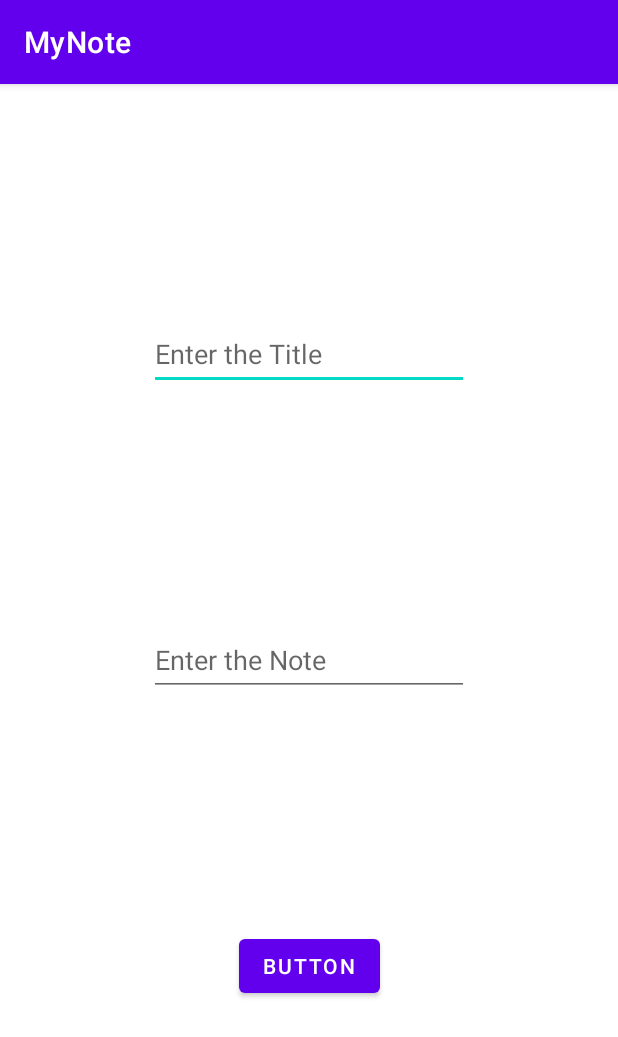
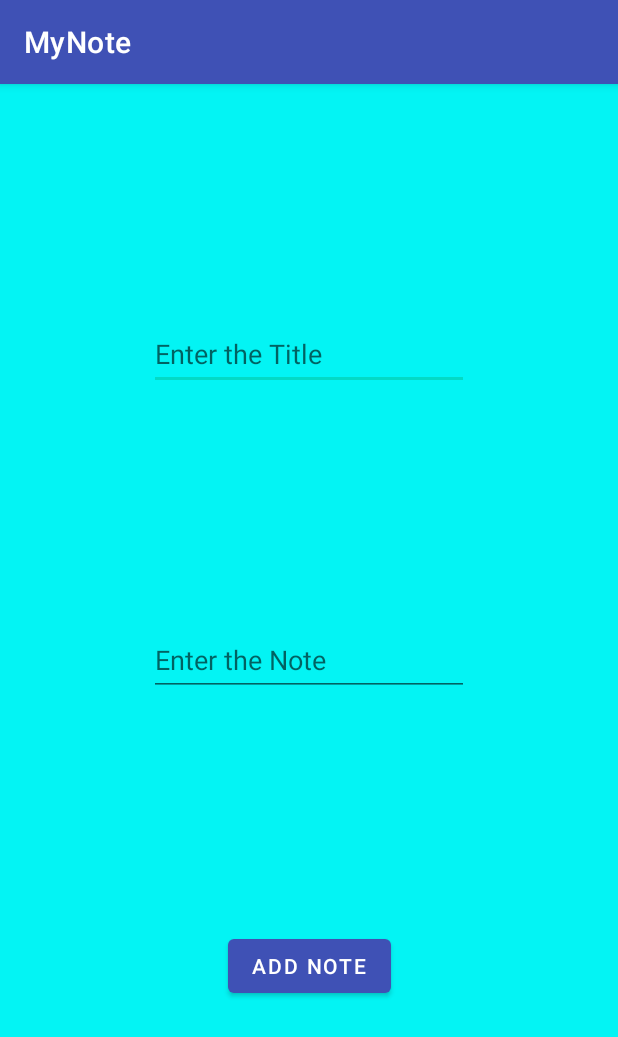
Before and after one commit to BhaskarAcharjee/My-note-Application, an Android app: the screen it shows after launch (DataInsertActivity), after a tap on an icon or button, on a phone screen of 412 x 824 dp. Shown: the top 1037 px of the screen. Run offline under Robolectric (Android 15) with nearby library versions, the phone set to English and light mode, and no system bars; our stand-ins replace Room's generated code.

Commit message:
Updated Ui

```diff
--- a/app/src/main/java/com/bhaskar/mynote/DataInsertActivity.java
+++ b/app/src/main/java/com/bhaskar/mynote/DataInsertActivity.java
@@ -17,6 +17,8 @@ ActivityDataInsertBinding binding;
         binding = ActivityDataInsertBinding.inflate(getLayoutInflater());
         setContentView(binding.getRoot());
 
+        String type=getIntent().getStringExtra("type");
+
         binding.add.setOnClickListener(new View.OnClickListener() {
             @Override
             public void onClick(View view) {
@@ -28,4 +30,10 @@ ActivityDataInsertBinding binding;
             }
         });
     }
+
+    @Override
+    public void onBackPressed() {
+        super.onBackPressed();
+        startActivity(new Intent(DataInsertActivity.this,MainActivity.class));
+    }
 }
--- a/app/src/main/java/com/bhaskar/mynote/RvAdapter.java
+++ b/app/src/main/java/com/bhaskar/mynote/RvAdapter.java
@@ -10,8 +10,6 @@ import androidx.recyclerview.widget.ListAdapter;
 import androidx.recyclerview.widget.RecyclerView;
 
 import com.bhaskar.mynote.databinding.EachRvBinding;
-
-import javax.security.auth.callback.Callback;
 
 public class RvAdapter extends ListAdapter<Note,RvAdapter.ViewHolder> {
 
--- a/app/src/main/java/com/bhaskar/mynote/SpActivity.java
+++ b/app/src/main/java/com/bhaskar/mynote/SpActivity.java
@@ -15,6 +15,7 @@ public class SpActivity extends AppCompatActivity {
     protected void onCreate(Bundle savedInstanceState) {
         super.onCreate(savedInstanceState);
         setContentView(R.layout.activity_sp);
+        getSupportActionBar().hide();
         Handler handler = new Handler();
         handler.postDelayed(new Runnable() {
             @Override
--- a/app/src/main/res/layout/activity_data_insert.xml
+++ b/app/src/main/res/layout/activity_data_insert.xml
@@ -4,6 +4,7 @@
     xmlns:tools="http://schemas.android.com/tools"
     android:layout_width="match_parent"
     android:layout_height="match_parent"
+    android:background="#03F4F4"
     tools:context=".DataInsertActivity">
 
     <EditText
@@ -38,7 +39,7 @@
         android:id="@+id/add"
         android:layout_width="wrap_content"
         android:layout_height="wrap_content"
-        android:text="Button"
+        android:text="Add Note"
         app:layout_constraintBottom_toBottomOf="parent"
         app:layout_constraintEnd_toEndOf="@+id/disp"
         app:layout_constraintStart_toStartOf="@+id/disp"
--- a/app/src/main/res/layout/activity_sp.xml
+++ b/app/src/main/res/layout/activity_sp.xml
@@ -4,15 +4,15 @@
     xmlns:tools="http://schemas.android.com/tools"
     android:layout_width="match_parent"
     android:layout_height="match_parent"
-    android:background="#FFEB3B"
+    android:background="#03D0F4"
     tools:context=".MainActivity">
 
     <TextView
         android:layout_width="wrap_content"
         android:layout_height="wrap_content"
         android:text="My Note App"
+        android:textColor="@color/black"
         android:textSize="34sp"
-        android:textColor="@color/black"
         android:textStyle="bold|italic"
         app:layout_constraintBottom_toBottomOf="parent"
         app:layout_constraintEnd_toEndOf="parent"
--- a/app/src/main/res/layout/each_rv.xml
+++ b/app/src/main/res/layout/each_rv.xml
@@ -3,14 +3,16 @@
     xmlns:app="http://schemas.android.com/apk/res-auto"
     xmlns:tools="http://schemas.android.com/tools"
     android:layout_width="match_parent"
-    android:layout_height="match_parent">
+    android:layout_height="wrap_content"
+    android:layout_margin="16dp"
+    android:background="#00BCD4">
 
     <TextView
         android:id="@+id/titleRv"
         android:layout_width="wrap_content"
         android:layout_height="wrap_content"
         android:layout_marginStart="16dp"
-        android:layout_marginTop="16dp"
+        android:layout_marginTop="8dp"
         android:text="title"
         android:textColor="@color/black"
         android:textSize="24sp"
--- a/app/src/main/res/values/themes.xml
+++ b/app/src/main/res/values/themes.xml
@@ -2,8 +2,8 @@
     <!-- Base application theme. -->
     <style name="Theme.MyNote" parent="Theme.MaterialComponents.DayNight.DarkActionBar">
         <!-- Primary brand color. -->
-        <item name="colorPrimary">@color/purple_500</item>
-        <item name="colorPrimaryVariant">@color/purple_700</item>
+        <item name="colorPrimary">#3F51B5</item>
+        <item name="colorPrimaryVariant">#673AB7</item>
         <item name="colorOnPrimary">@color/white</item>
         <!-- Secondary brand color. -->
         <item name="colorSecondary">@color/teal_200</item>
```
Also changed, not shown: app/src/main/AndroidManifest.xml (+6 -6 lines), app/src/main/java/com/bhaskar/mynote/MainActivity.java (+15 -9 lines), app/src/main/res/layout/activity_main.xml (+7 -2 lines).
